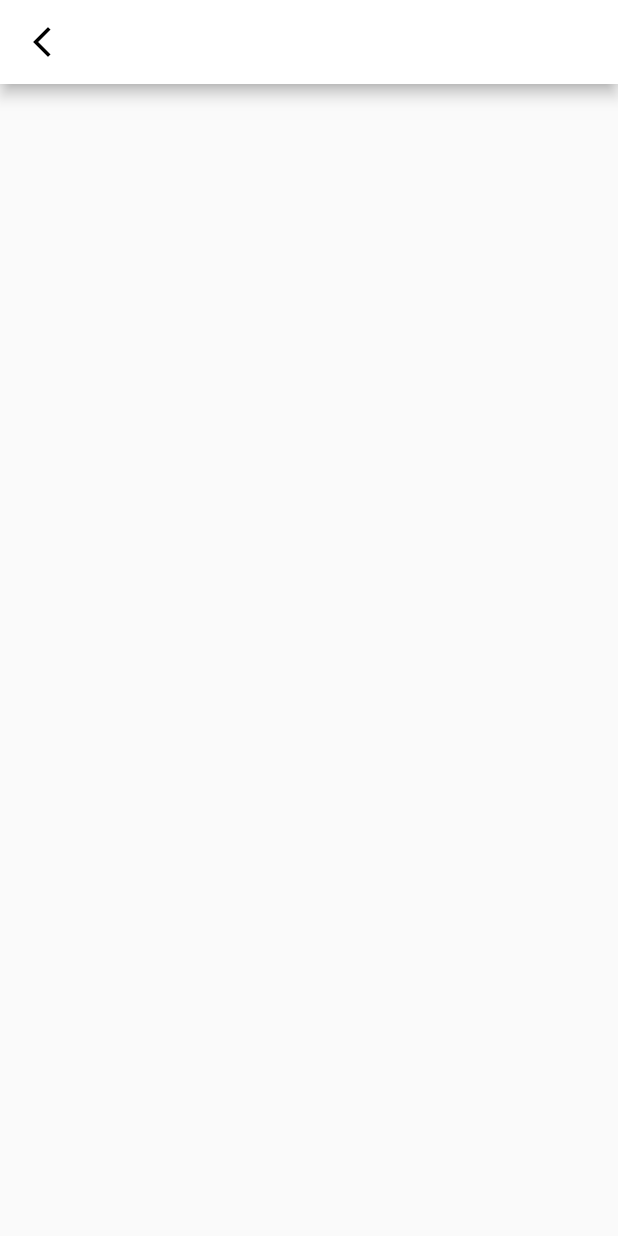
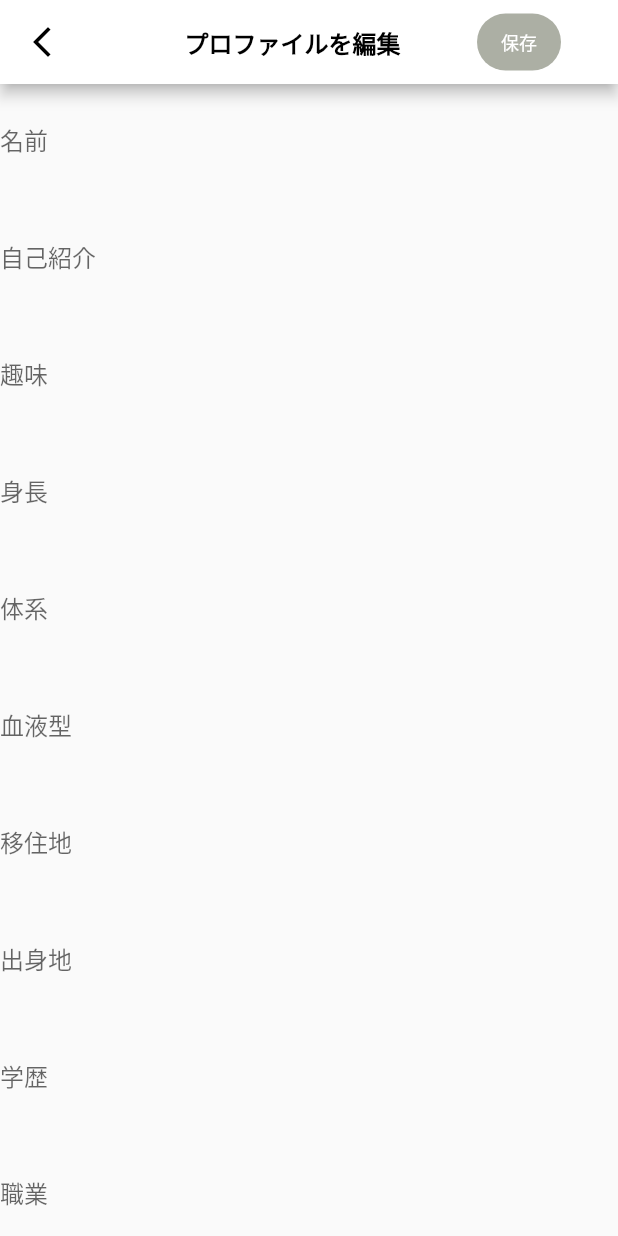
Before and after one commit to charliewdj/4face_test_frontend, a Flutter app: the ProfileEditScreen screen opened directly, on a phone screen of 412 x 824 dp. Run offline on Flutter 3.47's test engine with Material 2 defaults, Android fonts, the phone set to English and light mode, and no system bars; our stand-ins replace flutter_svg; network calls fail; project files that could hold a hidden picture were left out.

Commit message:
charlie_0816_createProject5

```diff
--- a/lib/Page/profile_edit_screen.dart
+++ b/lib/Page/profile_edit_screen.dart
@@ -20,6 +20,144 @@ class ProfileEditScreenState extends State<ProfileEditScreen> {
           },
           icon: Icon(Icons.arrow_back_ios_new, color: Colors.black,),
         ),
+        title: Row(
+          children: [
+            Padding(
+              padding: const EdgeInsets.fromLTRB(51, 16, 51, 16),
+              child: Text('プロファイルを編集', style: TextStyle(fontSize: 16, color: Colors.black, fontWeight: FontWeight.w700),),
+            ),
+            Padding(
+              padding: const EdgeInsets.fromLTRB(0, 12, 0, 12),
+              child: Expanded(
+                child: Container(
+                  padding: EdgeInsets.fromLTRB(16, 10, 16, 10),
+                  decoration: BoxDecoration(
+                    color: Color(0xffACAFA4),
+                    borderRadius: BorderRadius.circular(100),
+                  ),
+                  child: Center(
+                    child:
+                        Text('保存', style: TextStyle(fontSize: 12),),
+                ),
+              ),
+              ),              ///////保存 button
+            ),
+          ],
+        ),
+      ),
+      body: ListView(
+        children: [
+          TextFormField(
+          textAlign: TextAlign.left,
+          textDirection: TextDirection.rtl,
+          keyboardType: TextInputType.multiline,
+          maxLines: 2,
+          decoration: const InputDecoration(
+            border: InputBorder.none,
+            labelText: '名前',
+          ),
+        ),
+          TextFormField(
+            textAlign: TextAlign.left,
+            textDirection: TextDirection.rtl,
+            keyboardType: TextInputType.multiline,
+            maxLines: 2,
+            decoration: const InputDecoration(
+              border: InputBorder.none,
+              labelText: '自己紹介',
+            ),
+          ),
+          TextFormField(
+            textAlign: TextAlign.left,
+            textDirection: TextDirection.rtl,
+            keyboardType: TextInputType.multiline,
+            maxLines: 2,
+            decoration: const InputDecoration(
+              border: InputBorder.none,
+              labelText: '趣味',
+            ),
+          ),
+          TextFormField(
+            textAlign: TextAlign.left,
+            textDirection: TextDirection.rtl,
+            keyboardType: TextInputType.multiline,
+            maxLines: 2,
+            decoration: const InputDecoration(
+              border: InputBorder.none,
+              labelText: '身長',
+            ),
+          ),
+          TextFormField(
+            textAlign: TextAlign.left,
+            textDirection: TextDirection.rtl,
+            keyboardType: TextInputType.multiline,
+            maxLines: 2,
+            decoration: const InputDecoration(
+              border: InputBorder.none,
+              labelText: '体系',
+            ),
+          ),
+          TextFormField(
+            textAlign: TextAlign.left,
+            textDirection: TextDirection.rtl,
+            keyboardType: TextInputType.multiline,
+            maxLines: 2,
+            decoration: const InputDecoration(
+              border: InputBorder.none,
+              labelText: '血液型',
+            ),
+          ),
+          TextFormField(
+            textAlign: TextAlign.left,
+            textDirection: TextDirection.rtl,
+            keyboardType: TextInputType.multiline,
+            maxLines: 2,
+            decoration: const InputDecoration(
+              border: InputBorder.none,
+              labelText: '移住地',
+            ),
+          ),
+          TextFormField(
+            textAlign: TextAlign.left,
+            textDirection: TextDirection.rtl,
+            keyboardType: TextInputType.multiline,
+            maxLines: 2,
+            decoration: const InputDecoration(
+              border: InputBorder.none,
+              labelText: '出身地',
+            ),
+          ),
+          TextFormField(
+            textAlign: TextAlign.left,
+            textDirection: TextDirection.rtl,
+            keyboardType: TextInputType.multiline,
+            maxLines: 2,
+            decoration: const InputDecoration(
+              border: InputBorder.none,
+              labelText: '学歴',
+            ),
+          ),
+          TextFormField(
+            textAlign: TextAlign.left,
+            textDirection: TextDirection.rtl,
+            keyboardType: TextInputType.multiline,
+            maxLines: 2,
+            decoration: const InputDecoration(
+              border: InputBorder.none,
+              labelText: '職業',
+            ),
+          ),
+          TextFormField(
+            textAlign: TextAlign.left,
+            textDirection: TextDirection.rtl,
+            keyboardType: TextInputType.multiline,
+            maxLines: 2,
+            decoration: const InputDecoration(
+              border: InputBorder.none,
+              labelText: 'アプリを始めた目的',
+            ),
+          ),
+        ],
       ),
     );
   }
```
